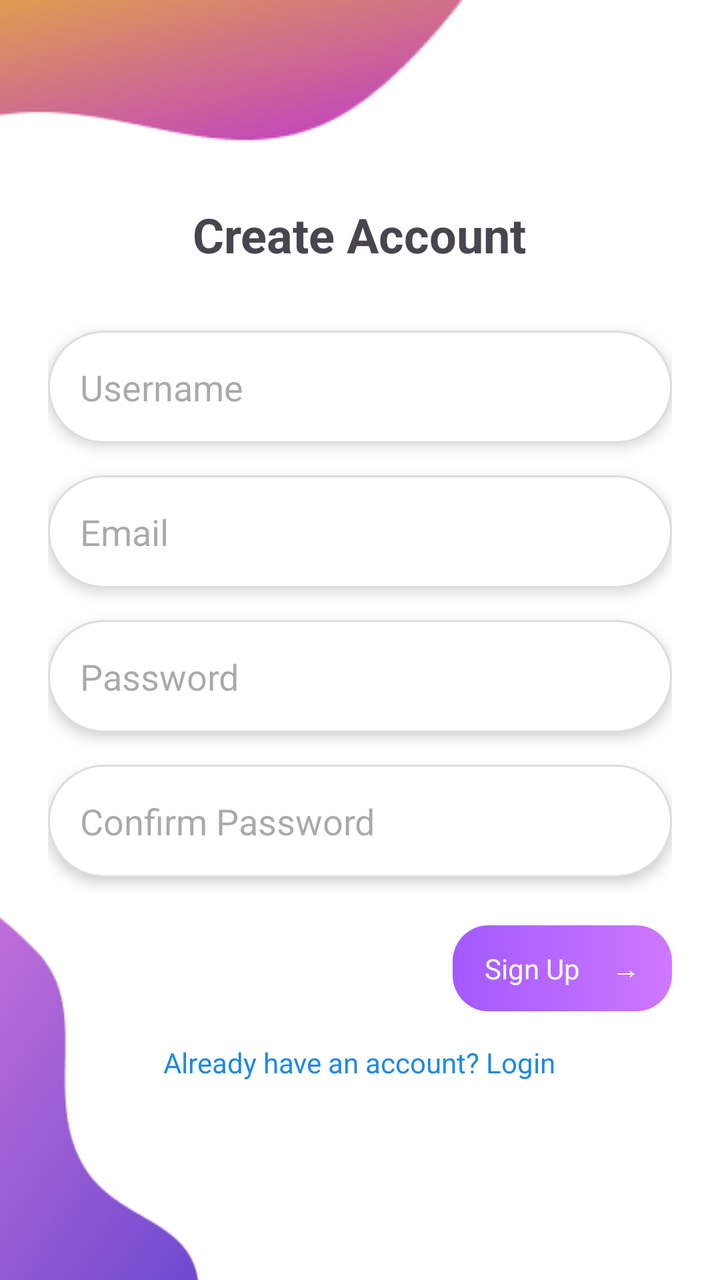
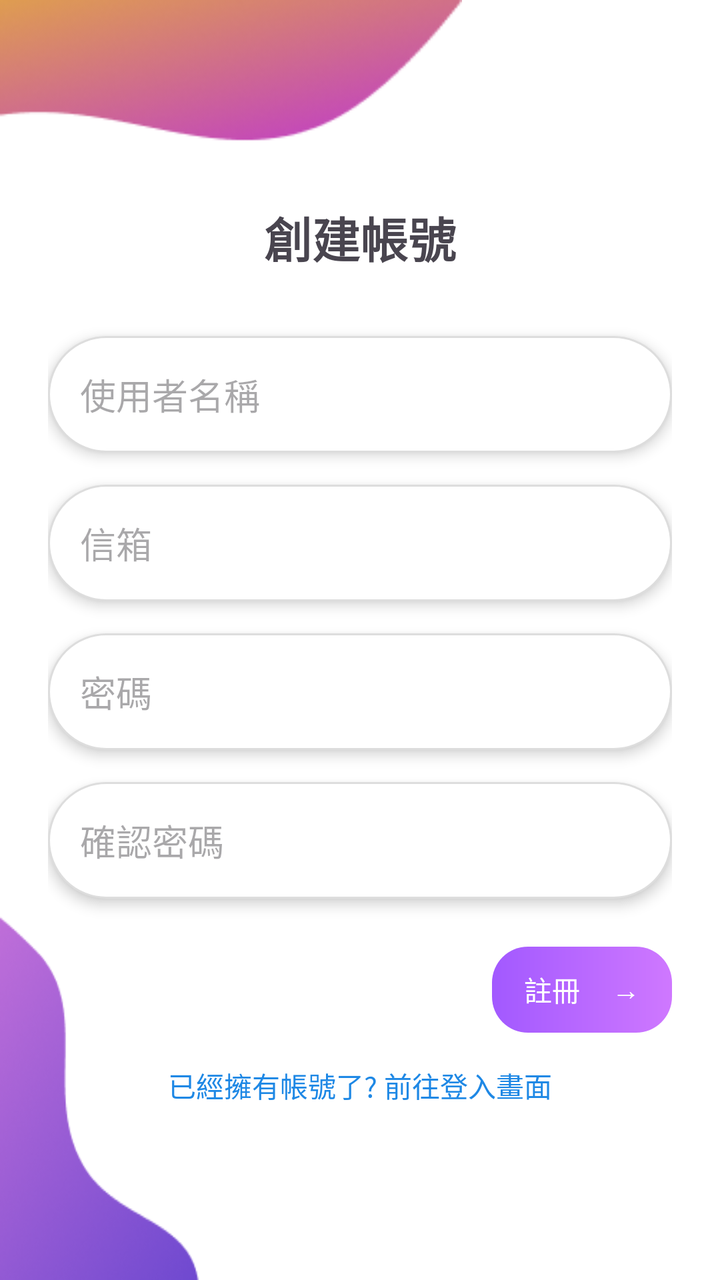

An Android layout rendered at two revisions. The XML below is the earlier revision; the diff shows what the commit changed to produce the second picture.
<!-- AndroidManifest.xml: application theme Theme.Detect -->
<!-- res/layout/activity_sign_up.xml -->
<?xml version="1.0" encoding="utf-8"?>
<RelativeLayout xmlns:android="http://schemas.android.com/apk/res/android"
    xmlns:app="http://schemas.android.com/apk/res-auto"
    android:id="@+id/sign_up_layout"
    android:layout_width="match_parent"
    android:layout_height="match_parent"
    android:background="#FFFFFF">

    
    <ImageView
        android:id="@+id/vector3"
        android:layout_width="231dp"
        android:layout_height="wrap_content"
        android:layout_alignParentStart="true"
        android:layout_alignParentTop="true"
        android:layout_marginTop="0dp"
        android:scaleType="fitXY"
        android:src="@drawable/vector3"/>

    
    <ImageView
        android:id="@+id/vector4"
        android:layout_width="100dp"
        android:layout_height="196dp"
        android:layout_alignParentStart="true"
        android:layout_alignParentBottom="true"
        android:src="@drawable/vector4"
        android:scaleType="fitXY" />

    
    <ScrollView
        android:layout_width="match_parent"
        android:layout_height="match_parent"
        android:layout_marginTop="65dp"
        android:layout_marginBottom="60dp"
        android:layout_alignParentTop="true"
        android:layout_alignParentBottom="true"
        android:layout_alignParentStart="true"
        android:layout_alignParentEnd="true">

        <LinearLayout
            android:layout_width="match_parent"
            android:layout_height="wrap_content"
            android:orientation="vertical"
            android:padding="24dp">

            <TextView
                android:id="@+id/signupTitle"
                android:layout_width="wrap_content"
                android:layout_height="wrap_content"
                android:text="Create Account"
                android:textSize="24dp"
                android:textStyle="bold"
                android:layout_marginTop="12dp"
                android:layout_gravity="center_horizontal" />

            <EditText
                android:id="@+id/et_signup_userID"
                android:layout_width="match_parent"
                android:layout_height="wrap_content"
                android:layout_marginTop="32dp"
                android:background="@drawable/rounded_edittext"
                android:elevation="4dp"
                android:hint="Username"
                android:inputType="textPersonName"
                android:padding="16dp" />

            <EditText
                android:id="@+id/et_signup_email"
                android:layout_width="match_parent"
                android:layout_height="wrap_content"
                android:layout_marginTop="16dp"
                android:background="@drawable/rounded_edittext"
                android:elevation="4dp"
                android:hint="Email"
                android:inputType="textEmailAddress"
                android:padding="16dp" />

            <EditText
                android:id="@+id/et_signup_password"
                android:layout_width="match_parent"
                android:layout_height="wrap_content"
                android:layout_marginTop="16dp"
                android:background="@drawable/rounded_edittext"
                android:elevation="4dp"
                android:hint="Password"
                android:inputType="textPassword"
                android:padding="16dp" />

            <EditText
                android:id="@+id/et_signup_checkpassword"
                android:layout_width="match_parent"
                android:layout_height="wrap_content"
                android:layout_marginTop="16dp"
                android:background="@drawable/rounded_edittext"
                android:elevation="4dp"
                android:hint="Confirm Password"
                android:inputType="textPassword"
                android:padding="16dp" />

            
            <LinearLayout
                android:id="@+id/btn_signup_signup"
                android:layout_width="wrap_content"
                android:layout_height="43dp"
                android:layout_marginTop="24dp"
                android:layout_gravity="end"
                android:orientation="horizontal"
                android:gravity="center_vertical"
                android:clickable="true"
                android:focusable="true"
                android:background="@drawable/gradient_button">

                
                <TextView
                    android:id="@+id/signInText"
                    android:layout_width="wrap_content"
                    android:layout_height="wrap_content"
                    android:text="Sign Up"
                    android:textColor="#FFFFFF"
                    android:textSize="14dp"
                    android:paddingStart="16dp"
                    android:paddingEnd="8dp" />

                
                <TextView
                    android:id="@+id/signInArrow"
                    android:layout_width="wrap_content"
                    android:layout_height="wrap_content"
                    android:text="→"
                    android:textColor="#FFFFFF"
                    android:textSize="14dp"
                    android:paddingStart="8dp"
                    android:paddingEnd="16dp" />
            </LinearLayout>

            <TextView
                android:id="@+id/tv_back"
                android:layout_width="wrap_content"
                android:layout_height="wrap_content"
                android:text="Already have an account? Login"
                android:textColor="#1E88E5"
                android:textSize="14dp"
                android:layout_marginTop="16dp"
                android:layout_gravity="center_horizontal" />

        </LinearLayout>
    </ScrollView>

</RelativeLayout>
<!-- resources referenced by this layout -->
<resources>
  <!-- drawable gradient_button (drawable) -->
  <?xml version="1.0" encoding="utf-8"?>
  <shape xmlns:android="http://schemas.android.com/apk/res/android"
      android:shape="rectangle">
      <gradient
          android:startColor="#A259FF"
          android:endColor="#CF78FF"
          android:angle="0" />
      <corners android:radius="18dp" />
  </shape>
  <!-- drawable rounded_edittext (drawable) -->
  <?xml version="1.0" encoding="utf-8"?>
  <shape xmlns:android="http://schemas.android.com/apk/res/android"
      android:shape="rectangle">
      <solid android:color="#FFFFFF" />
      <corners android:radius="1000dp" />
      <padding
          android:left="12dp"
          android:top="12dp"
          android:right="12dp"
          android:bottom="12dp" />
      <stroke
          android:width="1dp"
          android:color="#DDDDDD" />
  </shape>
  <!-- drawable vector3: png bitmap (drawable, 11752 bytes) -->
  <!-- drawable vector4: png bitmap (drawable, 14626 bytes) -->
  <style name="Theme.Detect" parent="Base.Theme.Detect" />
  <style name="Base.Theme.Detect" parent="Theme.Material3.DayNight.NoActionBar">
          
          
      </style>
</resources>

<!-- the commit's change to res/layout/activity_sign_up.xml (unified diff, before → after) -->
@@ -48,7 +48,7 @@
                 android:id="@+id/signupTitle"
                 android:layout_width="wrap_content"
                 android:layout_height="wrap_content"
-                android:text="Create Account"
+                android:text="創建帳號"
                 android:textSize="24dp"
                 android:textStyle="bold"
                 android:layout_marginTop="12dp"
@@ -61,7 +61,7 @@
                 android:layout_marginTop="32dp"
                 android:background="@drawable/rounded_edittext"
                 android:elevation="4dp"
-                android:hint="Username"
+                android:hint="使用者名稱"
                 android:inputType="textPersonName"
                 android:padding="16dp" />
 
@@ -72,7 +72,7 @@
                 android:layout_marginTop="16dp"
                 android:background="@drawable/rounded_edittext"
                 android:elevation="4dp"
-                android:hint="Email"
+                android:hint="信箱"
                 android:inputType="textEmailAddress"
                 android:padding="16dp" />
 
@@ -83,7 +83,7 @@
                 android:layout_marginTop="16dp"
                 android:background="@drawable/rounded_edittext"
                 android:elevation="4dp"
-                android:hint="Password"
+                android:hint="密碼"
                 android:inputType="textPassword"
                 android:padding="16dp" />
 
@@ -94,7 +94,7 @@
                 android:layout_marginTop="16dp"
                 android:background="@drawable/rounded_edittext"
                 android:elevation="4dp"
-                android:hint="Confirm Password"
+                android:hint="確認密碼"
                 android:inputType="textPassword"
                 android:padding="16dp" />
 
@@ -116,7 +116,7 @@
                     android:id="@+id/signInText"
                     android:layout_width="wrap_content"
                     android:layout_height="wrap_content"
-                    android:text="Sign Up"
+                    android:text="註冊"
                     android:textColor="#FFFFFF"
                     android:textSize="14dp"
                     android:paddingStart="16dp"
@@ -138,7 +138,7 @@
                 android:id="@+id/tv_back"
                 android:layout_width="wrap_content"
                 android:layout_height="wrap_content"
-                android:text="Already have an account? Login"
+                android:text="已經擁有帳號了? 前往登入畫面"
                 android:textColor="#1E88E5"
                 android:textSize="14dp"
                 android:layout_marginTop="16dp"
